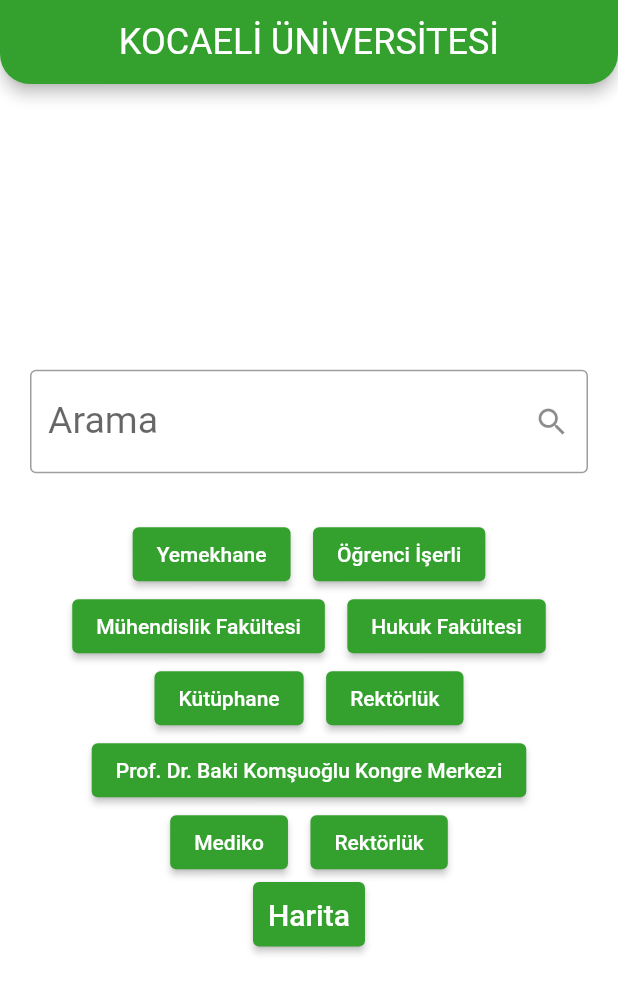
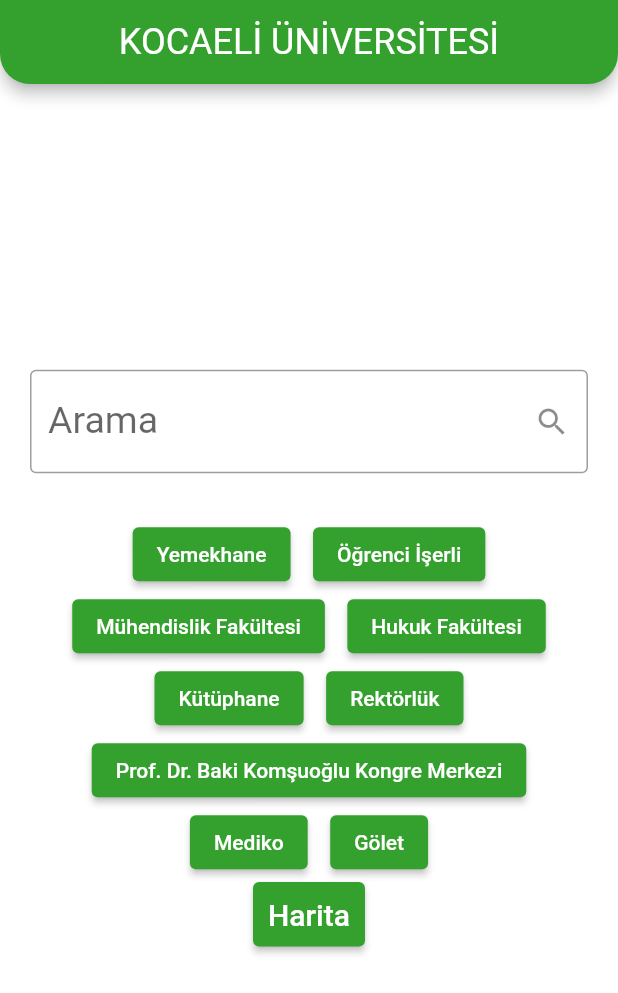
Before and after one commit to AlperenImam0glu/Kou-Navigation-project, a Flutter app: the screen it shows after launch, on a phone screen of 412 x 824 dp. Shown: the top 993 px of the screen. Run offline on Flutter 3.47's test engine with Material 2 defaults, Android fonts, the phone set to English and light mode, and no system bars; our stand-ins replace google_maps_flutter, location.

Commit message:
giriş ekranı butonları ozellikleri tanımlandı

```diff
--- /dev/null
+++ b/lib/models/welcome_page_models.dart
@@ -0,0 +1,38 @@
+import 'package:kou_navigation_project/models/location_model.dart';
+
+class WelcomePageModels {
+  List<LocationModels> models() {
+    List<LocationModels> locationList = [];
+
+    LocationModels Yemekhane =
+        LocationModels(name: "Yemekhane", lat: 40.821364, lng: 29.927784);
+    LocationModels OgrenciIsleri =
+        LocationModels(name: "Yemekhane", lat: 40.8211797, lng: 29.9275619);
+    LocationModels MuhendislikFakultesi =
+        LocationModels(name: "Yemekhane", lat: 40.8217655, lng: 29.9233853);
+    LocationModels HukukFakultesi =
+        LocationModels(name: "Yemekhane", lat: 40.821952, lng: 29.926062);
+    LocationModels Kutuphane =
+        LocationModels(name: "Yemekhane", lat: 40.821772, lng: 29.921733);
+    LocationModels Rektorluk =
+        LocationModels(name: "Yemekhane", lat: 40.822693, lng: 29.922210);
+    LocationModels KongreMerkezi =
+        LocationModels(name: "Yemekhane", lat: 40.822423, lng: 29.921349);
+    LocationModels Mediko =
+        LocationModels(name: "Yemekhane", lat: 40.822255, lng: 29.927764);
+    LocationModels Golet =
+        LocationModels(name: "Yemekhane", lat: 40.817432, lng: 29.921064);
+
+    locationList.add(Yemekhane);
+    locationList.add(OgrenciIsleri);
+    locationList.add(MuhendislikFakultesi);
+    locationList.add(HukukFakultesi);
+    locationList.add(Kutuphane);
+    locationList.add(Rektorluk);
+    locationList.add(KongreMerkezi);
+    locationList.add(Mediko);
+    locationList.add(Golet);
+
+    return locationList;
+  }
+}
--- a/lib/views/map_view.dart
+++ b/lib/views/map_view.dart
@@ -1,7 +1,7 @@
 import 'dart:async';
 import 'package:flutter/material.dart';
 import 'package:google_maps_flutter/google_maps_flutter.dart';
-import 'package:kou_navigation_project/location_model.dart';
+import 'package:kou_navigation_project/models/location_model.dart';
 import 'package:location/location.dart';
 
 class MapSample extends StatefulWidget {
@@ -52,7 +52,7 @@ class MapSampleState extends State<MapSample> {
           },
           markers: _createMarker(),
         ),
-        floatingActionButtonLocation: FloatingActionButtonLocation.centerFloat,
+        floatingActionButtonLocation: FloatingActionButtonLocation.startFloat,
         floatingActionButton: FloatingActionButton.extended(
           onPressed: currentLocation,
           label: Text('Konumum'),
--- a/lib/views/welcome_page.dart
+++ b/lib/views/welcome_page.dart
@@ -2,7 +2,8 @@ import 'dart:convert';
 
 import 'package:flutter/material.dart';
 import 'package:flutter/services.dart';
-import 'package:kou_navigation_project/location_model.dart';
+import 'package:kou_navigation_project/models/location_model.dart';
+import 'package:kou_navigation_project/models/welcome_page_models.dart';
 import 'package:kou_navigation_project/read_json_file.dart';
 import 'package:kou_navigation_project/views/map_view.dart';
 
@@ -17,17 +18,20 @@ class _WelcomePageViewState extends State<WelcomePageView> {
   final String titleText = "KOCAELİ ÜNİVERSİTESİ";
   static LocationModels locationModel = LocationModels();
   static List? items = [];
+  static List<LocationModels> girisSayfasiModelleri =
+      WelcomePageModels().models();
 
   void returnjsonh() async {
     var data;
     data = await ReadJsonFile().readJson();
 
-    print(data[0]["Name"]);
+    // print(data[0]["Name"]);
   }
 
   @override
   void initState() {
     super.initState();
+    WelcomePageModels().models();
     returnjsonh();
   }
 
@@ -72,15 +76,35 @@ class _WelcomePageViewState extends State<WelcomePageView> {
                 height: 30,
               ),
               _doubleElevatedButton(
-                  firstText: "Yemekhane", secondText: "Öğrenci İşerli"),
+                  firstText: "Yemekhane",
+                  secondText: "Öğrenci İşerli",
+                  firstLocation:
+                      girisSayfasiModelleri[LocationNames.Yemekhane.index],
+                  secondLocation:
+                      girisSayfasiModelleri[LocationNames.OgrenciIsleri.index]),
               _doubleElevatedButton(
                   firstText: "Mühendislik Fakültesi",
-                  secondText: "Hukuk Fakültesi"),
+                  secondText: "Hukuk Fakültesi",
+                  firstLocation: girisSayfasiModelleri[
+                      LocationNames.MuhendislikFakultesi.index],
+                  secondLocation: girisSayfasiModelleri[
+                      LocationNames.HukukFakultesi.index]),
               _doubleElevatedButton(
-                  firstText: "Kütüphane", secondText: "Rektörlük"),
-              _singleElevatedButton("Prof. Dr. Baki Komşuoğlu Kongre Merkezi"),
+                  firstText: "Kütüphane",
+                  secondText: "Rektörlük",
+                  firstLocation:
+                      girisSayfasiModelleri[LocationNames.Kutuphane.index],
+                  secondLocation:
+                      girisSayfasiModelleri[LocationNames.Rektorluk.index]),
+              _singleElevatedButton("Prof. Dr. Baki Komşuoğlu Kongre Merkezi",
+                  girisSayfasiModelleri[LocationNames.KongreMerkezi.index]),
               _doubleElevatedButton(
-                  firstText: "Mediko", secondText: "Rektörlük"),
+                  firstText: "Mediko",
+                  secondText: "Gölet",
+                  firstLocation:
+                      girisSayfasiModelleri[LocationNames.Mediko.index],
+                  secondLocation:
+                      girisSayfasiModelleri[LocationNames.Golet.index]),
               _goMapButton(context),
             ],
           ),
@@ -89,12 +113,17 @@ class _WelcomePageViewState extends State<WelcomePageView> {
     );
   }
 
-  Row _singleElevatedButton(String firstText) {
+  Row _singleElevatedButton(String firstText, LocationModels location) {
     return Row(
       mainAxisAlignment: MainAxisAlignment.center,
       children: [
         ElevatedButton(
-          onPressed: () {},
+          onPressed: () {
+            Navigator.push(
+                context,
+                MaterialPageRoute(
+                    builder: (context) => MapSample(locationModel: location)));
+          },
           child: Text(firstText),
         ),
       ],
@@ -102,19 +131,20 @@ class _WelcomePageViewState extends State<WelcomePageView> {
   }
 
   Row _doubleElevatedButton(
-      {required String firstText, required String secondText}) {
+      {required String firstText,
+      required String secondText,
+      required LocationModels firstLocation,
+      required LocationModels secondLocation}) {
     return Row(
       mainAxisAlignment: MainAxisAlignment.center,
       children: [
         ElevatedButton(
           onPressed: () {
-            locationModel = LocationModels(
-                name: "Yemekhane", lat: 40.821364, lng: 29.927784);
             Navigator.push(
                 context,
                 MaterialPageRoute(
                     builder: (context) =>
-                        MapSample(locationModel: locationModel)));
+                        MapSample(locationModel: firstLocation)));
           },
           child: Text(firstText),
         ),
@@ -122,7 +152,13 @@ class _WelcomePageViewState extends State<WelcomePageView> {
           width: 15,
         ),
         ElevatedButton(
-          onPressed: () {},
+          onPressed: () {
+            Navigator.push(
+                context,
+                MaterialPageRoute(
+                    builder: (context) =>
+                        MapSample(locationModel: secondLocation)));
+          },
           child: Text(secondText),
         ),
       ],
@@ -169,3 +205,15 @@ class _WelcomePageViewState extends State<WelcomePageView> {
     );
   }
 }
+
+enum LocationNames {
+  Yemekhane,
+  OgrenciIsleri,
+  MuhendislikFakultesi,
+  HukukFakultesi,
+  Kutuphane,
+  Rektorluk,
+  KongreMerkezi,
+  Mediko,
+  Golet
+}
```
Also changed, not shown: lib/models/location_model.dart (renamed from lib/location_model.dart).
